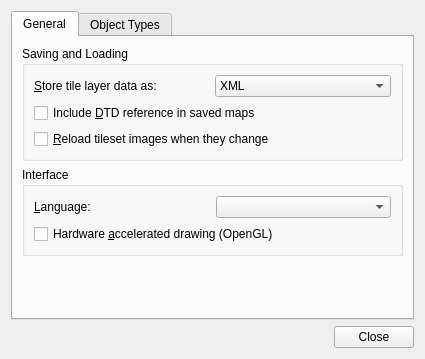
The window that src/tiled/preferencesdialog.ui (mapeditor/tiled) describes before a commit, drawn with Qt 5.
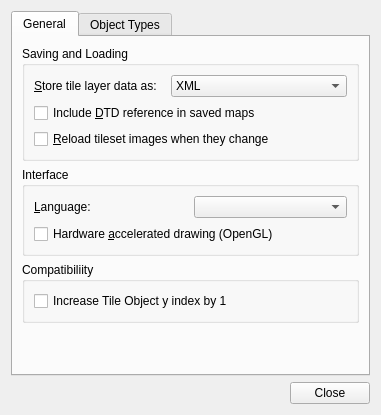
The same window after the commit. Icons and pictures are not drawn.

What changed in the file:
```diff
--- a/src/tiled/preferencesdialog.ui
+++ b/src/tiled/preferencesdialog.ui
@@ -6,8 +6,8 @@
    <rect>
     <x>0</x>
     <y>0</y>
-    <width>421</width>
-    <height>313</height>
+    <width>423</width>
+    <height>335</height>
    </rect>
   </property>
   <property name="windowTitle">
@@ -121,6 +121,22 @@
          </layout>
         </widget>
        </item>
+       <item>
+        <widget class="QGroupBox" name="groupBox_4">
+         <property name="title">
+          <string>Compatibiliity</string>
+         </property>
+         <layout class="QVBoxLayout" name="verticalLayout_5">
+          <item>
+           <widget class="QCheckBox" name="issue67">
+            <property name="text">
+             <string>Increase Tile Object y index by 1</string>
+            </property>
+           </widget>
+          </item>
+         </layout>
+        </widget>
+       </item>
        <item>
         <spacer name="verticalSpacer">
          <property name="orientation">
@@ -128,8 +144,8 @@
          </property>
          <property name="sizeHint" stdset="0">
           <size>
-           <width>381</width>
-           <height>1</height>
+           <width>20</width>
+           <height>40</height>
           </size>
          </property>
         </spacer>
```
